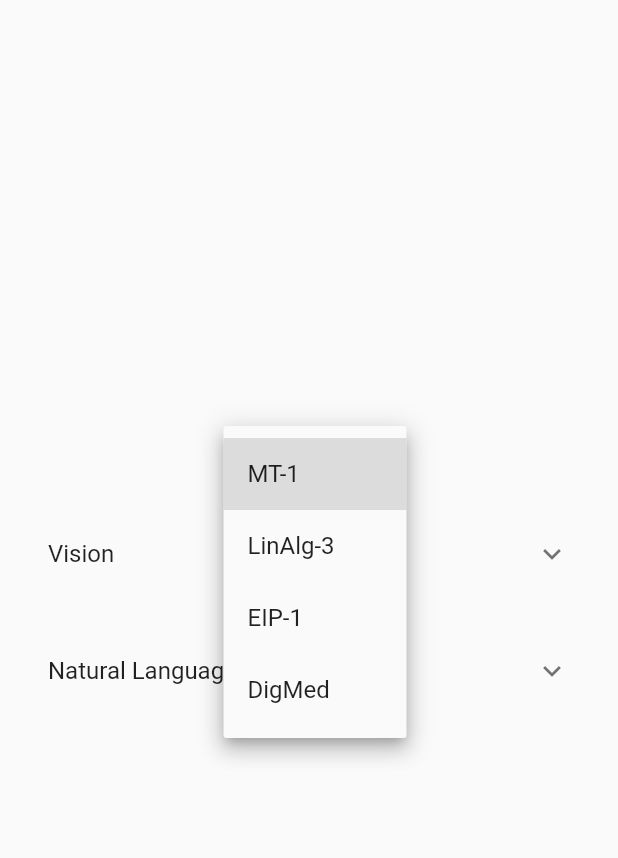
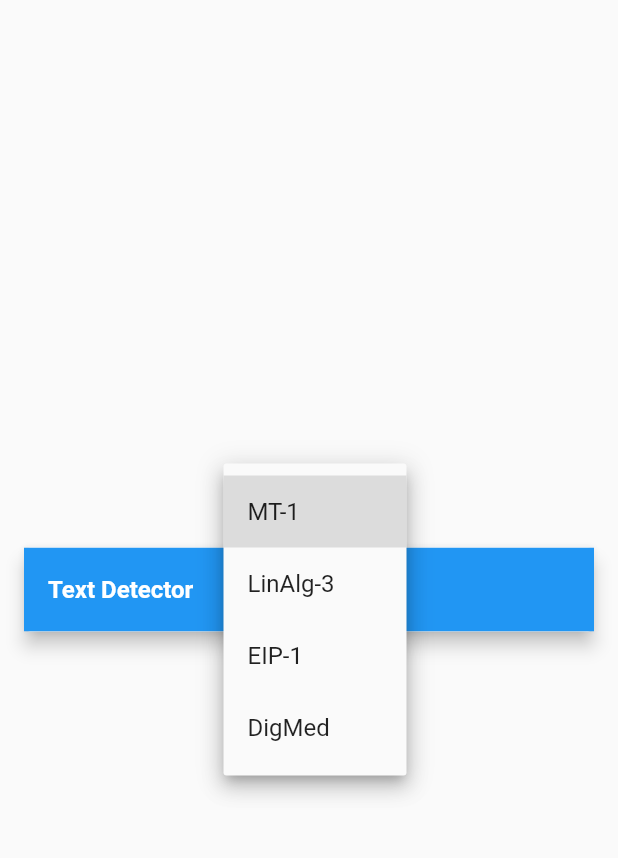
Before and after one commit to dindan23/ar-learn, a Flutter app: the Home screen opened directly, after a tap on the "arrow drop down" icon, on a phone screen of 412 x 824 dp, the part 84-942 px from its top. Run offline on Flutter 3.47's test engine with Material 2 defaults, Android fonts, the phone set to English and light mode, and no system bars; our stand-ins replace camera, cloud_firestore, firebase_auth, firebase_core, firebase_storage, image_picker and 1 more; missing offline and left inert: flutter_pdfview; accounts and stored records are empty.

Commit message:
Cleanup main interface

```diff
--- a/example/lib/main.dart
+++ b/example/lib/main.dart
@@ -88,70 +88,14 @@ class Home extends StatelessWidget {
                       },
                   ),
 
-                  ExpansionTile(
-                    title: const Text("Vision"),
-                    children: [
-                      CustomCard(
-                        'Image Label Detector',
-                        ImageLabelView(),
-                        featureCompleted: true,
-                      ),
-                      CustomCard(
-                        'Face Detector',
-                        FaceDetectorView(),
-                        featureCompleted: true,
-                      ),
-                      CustomCard(
-                        'Barcode Scanner',
-                        BarcodeScannerView(),
-                        featureCompleted: true,
-                      ),
-                      CustomCard(
-                        'Pose Detector',
-                        PoseDetectorView(),
-                        featureCompleted: true,
-                      ),
-                      CustomCard(
-                        'Digital Ink Recogniser',
-                        DigitalInkView(),
-                        featureCompleted: true,
-                      ),
+
                       CustomCard(
                         'Text Detector',
                         TextDetectorView(),
                         featureCompleted: true,
                       ),
-                      CustomCard(
-                        'Text Detector V2',
-                        TextDetectorV2View(),
-                      ),
-                      CustomCard(
-                        'Object Detector',
-                        ObjectDetectorView(),
-                      ),
-                      CustomCard(
-                        'Remote Model Manager',
-                        RemoteModelView(),
-                        featureCompleted: true,
-                      )
-                    ],
-                  ),
                   SizedBox(
                     height: 20,
-                  ),
-                  ExpansionTile(
-                    title: const Text("Natural Language"),
-                    children: [
-                      CustomCard(
-                        'Language Identifier',
-                        LanguageIdentifierView(),
-                        featureCompleted: true,
-                      ),
-                      CustomCard(
-                          'Language Translator', LanguageTranslatorView()),
-                      CustomCard('Entity Extractor', EntityExtractionView()),
-                      CustomCard('Smart Reply', SmartReplyView())
-                    ],
                   ),
                 ],
               ),
```
